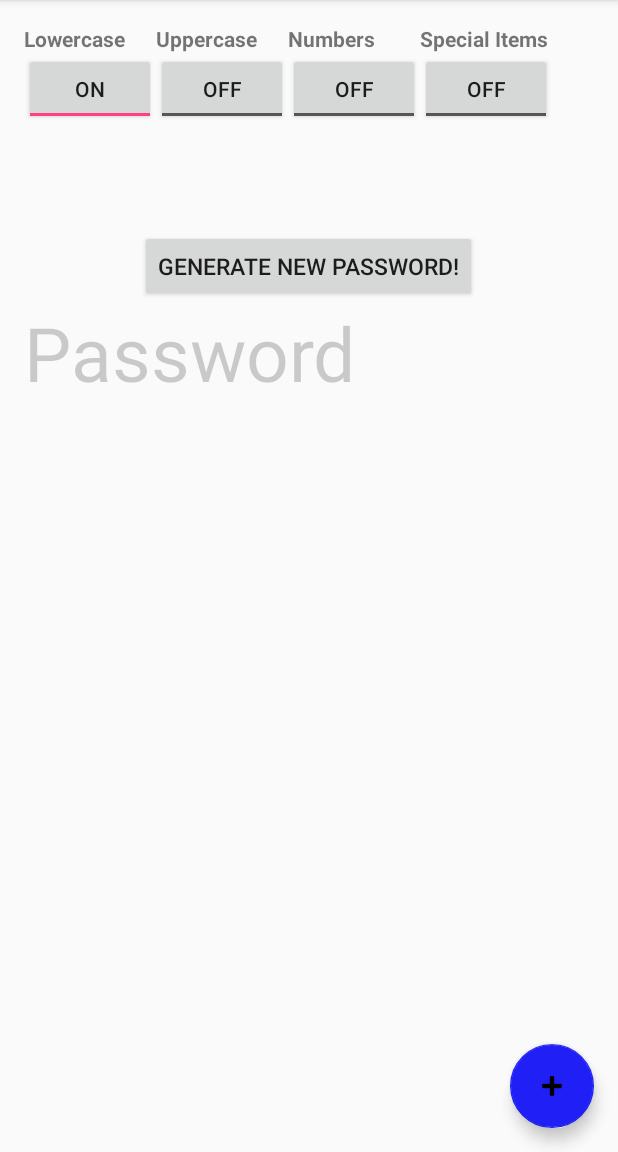
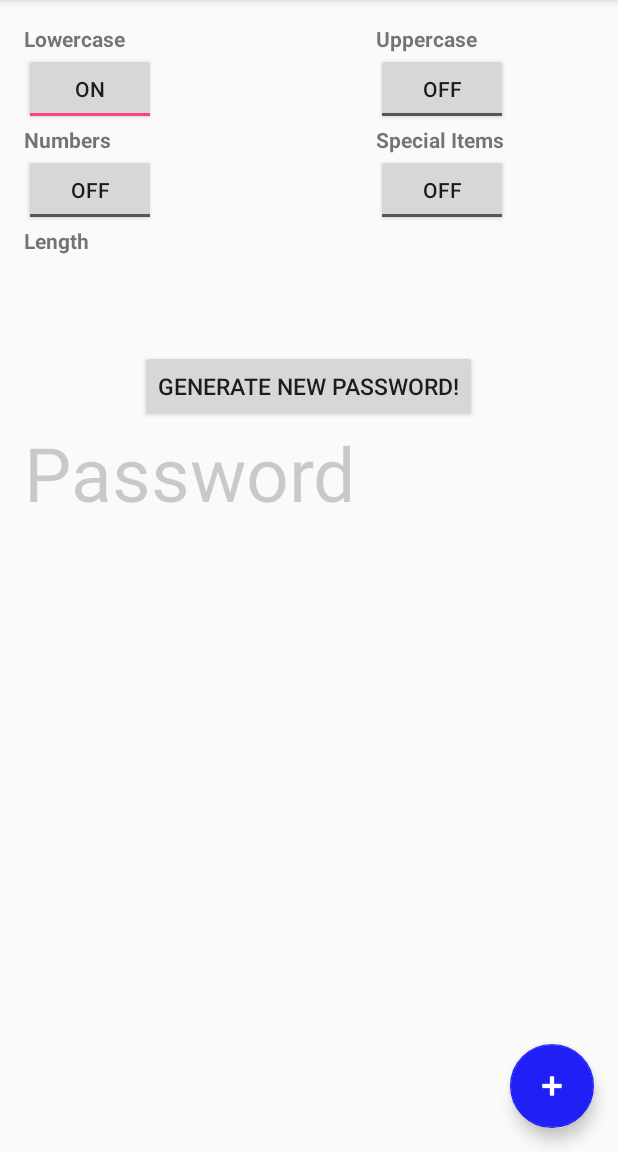
Before and after one commit to ZenOokami/Android-PasswordGenerator, an Android app: the screen it shows after launch (PasswordGeneratorActivity), on a phone screen of 412 x 824 dp, the part 84-1236 px from its top. Run offline under Robolectric (Android 15) with nearby library versions, the phone set to English and light mode, and no system bars.

Commit message:
Latest changes to design before branching into a dev branch

```diff
--- a/PasswordGenerator/app/src/main/res/layout/activity_password_generator.xml
+++ b/PasswordGenerator/app/src/main/res/layout/activity_password_generator.xml
@@ -30,7 +30,7 @@
         android:layout_gravity="bottom|end"
         android:layout_margin="@dimen/fab_margin"
         android:src="@android:drawable/ic_input_add"
-        android:tint="#000000"
+        android:tint="#FFFFFF"
         app:backgroundTint="#1f1ff6"
         />
 
--- a/PasswordGenerator/app/src/main/res/layout/content_password_generator.xml
+++ b/PasswordGenerator/app/src/main/res/layout/content_password_generator.xml
@@ -41,17 +41,16 @@
         android:layout_height="wrap_content"
         android:text="@string/uppers"
         android:id="@+id/uppercase"
-        android:layout_above="@+id/lowercase_toggleButton"
-        android:layout_toRightOf="@+id/lowercase_toggleButton"
-        android:layout_toEndOf="@+id/lowercase_toggleButton"
         android:textStyle="bold"
-        />
+        android:layout_alignParentTop="true"
+        android:layout_alignRight="@+id/generatePassword_button"
+        android:layout_alignEnd="@+id/generatePassword_button" />
 
     <ToggleButton
         android:layout_width="wrap_content"
         android:layout_height="wrap_content"
         android:layout_below="@id/uppercase"
-        android:layout_toRightOf="@id/lowercase_toggleButton"
+        android:layout_alignLeft="@id/uppercase"
         android:id="@+id/uppercase_toggleButton"
         />
 
@@ -60,7 +59,7 @@
         android:layout_width="wrap_content"
         android:layout_height="wrap_content"
         android:text="@string/numbers"
-        android:layout_toRightOf="@id/uppercase_toggleButton"
+        android:layout_below="@id/lowercase_toggleButton"
         android:id="@+id/numbers"
         android:textStyle="bold"
         />
@@ -68,7 +67,6 @@
     <ToggleButton
         android:layout_width="wrap_content"
         android:layout_height="wrap_content"
-        android:layout_toRightOf="@id/uppercase_toggleButton"
         android:layout_below="@id/numbers"
         android:id="@+id/numbers_toggleButton"
         />
@@ -79,16 +77,27 @@
         android:layout_height="wrap_content"
         android:id="@+id/specials"
         android:text="@string/specials"
-        android:layout_toRightOf="@+id/numbers_toggleButton"
         android:textStyle="bold"
+        android:layout_below="@+id/uppercase_toggleButton"
+        android:layout_alignLeft="@id/uppercase"
         />
 
     <ToggleButton
         android:layout_width="wrap_content"
         android:layout_height="wrap_content"
         android:id="@+id/specials_toggleButton"
-        android:layout_toRightOf="@id/numbers_toggleButton"
+        android:layout_alignLeft="@id/specials"
         android:layout_below="@id/specials"
+        />
+
+    <!-- Length Input -->
+    <TextView
+        android:layout_width="wrap_content"
+        android:layout_height="wrap_content"
+        android:id="@+id/length"
+        android:text="Length"
+        android:textStyle="bold"
+        android:layout_below="@id/numbers_toggleButton"
         />
 
     <!-- Generated Password -->
@@ -100,7 +109,7 @@
         android:text="Generate New Password!"
         android:textSize="15dp"
         android:id="@+id/generatePassword_button"
-        android:layout_marginTop="70dp"
+        android:layout_marginTop="150dp"
         />
 
     <TextView
@@ -114,7 +123,6 @@
         android:layout_alignParentStart="true"
         android:layout_alignRight="@+id/specials"
         android:layout_alignEnd="@+id/specials"
-        android:layout_alignParentEnd="true"
         android:textSize="50dp"
         android:textColor="#32000000"
         />
--- a/PasswordGenerator/app/src/main/res/menu/menu_password_generator.xml
+++ b/PasswordGenerator/app/src/main/res/menu/menu_password_generator.xml
@@ -7,4 +7,10 @@
         android:orderInCategory="100"
         android:title="@string/action_settings"
         app:showAsAction="never" />
+    <item
+        android:id="@+id/action_help"
+        android:orderInCategory="101"
+        android:title="Help"
+        app:showAsAction="never"
+        />
 </menu>
```
